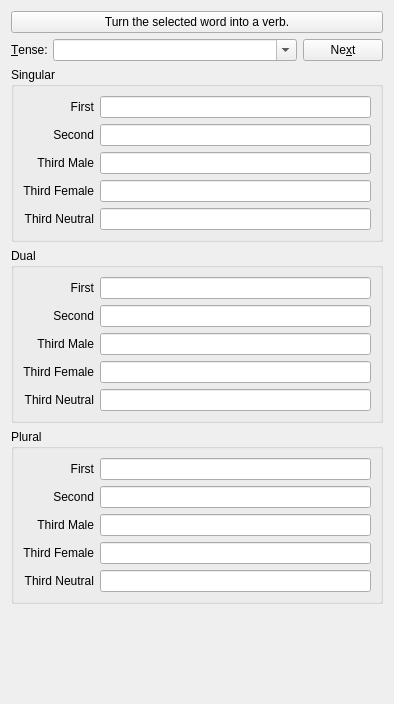
The window that src/entry-dialogs/conjugationwidget.ui (KDE/parley) describes before a commit, drawn with Qt 5.
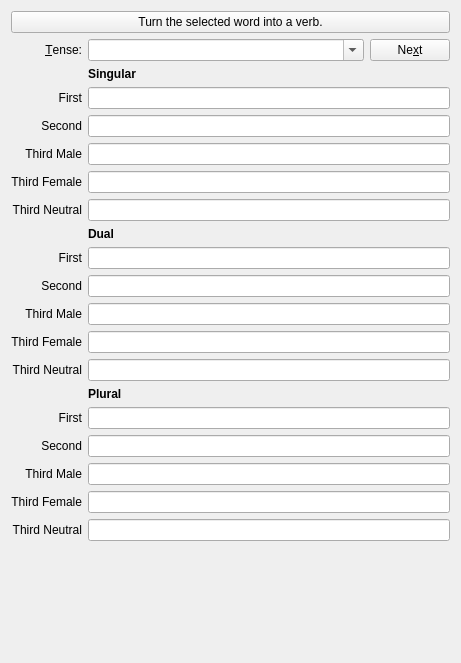
The same window after the commit. Custom widgets are drawn as their Qt base class.

Commit message: clean up the conjugation dock widget

Diff of the .ui file:
```diff
--- a/src/entry-dialogs/conjugationwidget.ui
+++ b/src/entry-dialogs/conjugationwidget.ui
@@ -1,16 +1,16 @@
 <ui version="4.0" >
  <class>ConjugationWidget</class>
- <widget class="QWidget" name="ConjugationWidget" >
-  <property name="geometry" >
+ <widget class="QWidget" name="ConjugationWidget">
+  <property name="geometry">
    <rect>
     <x>0</x>
     <y>0</y>
-    <width>394</width>
-    <height>704</height>
+    <width>461</width>
+    <height>663</height>
    </rect>
   </property>
-  <property name="sizePolicy" >
-   <sizepolicy vsizetype="Fixed" hsizetype="Fixed" >
+  <property name="sizePolicy">
+   <sizepolicy hsizetype="Preferred" vsizetype="Preferred">
     <horstretch>0</horstretch>
     <verstretch>0</verstretch>
    </sizepolicy>
@@ -40,71 +40,13 @@
      <property name="spacing" >
       <number>6</number>
      </property>
-     <item row="0" column="0" >
-      <widget class="QLabel" name="tenselabel" >
-       <property name="sizePolicy" >
-        <sizepolicy vsizetype="Preferred" hsizetype="Preferred" >
-         <horstretch>0</horstretch>
-         <verstretch>0</verstretch>
-        </sizepolicy>
-       </property>
-       <property name="text" >
-        <string>&amp;Tense:</string>
-       </property>
-       <property name="buddy" >
-        <cstring>tenseComboBox</cstring>
-       </property>
-      </widget>
-     </item>
-     <item row="0" column="2" >
-      <widget class="QPushButton" name="nextTenseButton" >
-       <property name="sizePolicy" >
-        <sizepolicy vsizetype="Minimum" hsizetype="Preferred" >
-         <horstretch>0</horstretch>
-         <verstretch>0</verstretch>
-        </sizepolicy>
-       </property>
-       <property name="text" >
-        <string>Ne&amp;xt</string>
-       </property>
-      </widget>
-     </item>
-     <item row="0" column="1" >
-      <widget class="KComboBox" name="tenseComboBox" >
-       <property name="sizePolicy" >
-        <sizepolicy vsizetype="Fixed" hsizetype="Expanding" >
-         <horstretch>0</horstretch>
-         <verstretch>0</verstretch>
-        </sizepolicy>
-       </property>
-       <property name="editable" >
-        <bool>true</bool>
-       </property>
-       <property name="currentIndex" >
-        <number>-1</number>
-       </property>
-       <property name="maxVisibleItems" >
-        <number>20</number>
-       </property>
-      </widget>
-     </item>
     </layout>
    </item>
    <item>
-    <widget class="QGroupBox" name="singularGroupBox" >
-     <property name="sizePolicy" >
-      <sizepolicy vsizetype="Preferred" hsizetype="Preferred" >
-       <horstretch>0</horstretch>
-       <verstretch>0</verstretch>
-      </sizepolicy>
-     </property>
-     <property name="title" >
-      <string>Singular</string>
-     </property>
-     <layout class="QGridLayout" name="_4" >
-      <item row="0" column="0" >
-       <widget class="QLabel" name="singularFirstPersonLabel" >
-        <property name="text" >
+    <layout class="QGridLayout" name="gridLayout">
+     <item row="2" column="0">
+      <widget class="QLabel" name="singularFirstPersonLabel">
+       <property name="text">
          <string>First</string>
         </property>
         <property name="alignment" >
@@ -115,12 +57,19 @@
         </property>
        </widget>
       </item>
-      <item row="0" column="1" >
-       <widget class="KLineEdit" name="singularFirstPersonLineEdit" />
-      </item>
-      <item row="1" column="0" >
-       <widget class="QLabel" name="singularSecondPersonLabel" >
-        <property name="text" >
+     <item row="2" column="1" colspan="2">
+      <widget class="KLineEdit" name="singularFirstPersonLineEdit">
+       <property name="sizePolicy">
+        <sizepolicy hsizetype="Expanding" vsizetype="Preferred">
+         <horstretch>0</horstretch>
+         <verstretch>0</verstretch>
+        </sizepolicy>
+       </property>
+      </widget>
+     </item>
+     <item row="3" column="0">
+      <widget class="QLabel" name="singularSecondPersonLabel">
+       <property name="text">
          <string>Second</string>
         </property>
         <property name="alignment" >
@@ -131,12 +80,19 @@
         </property>
        </widget>
       </item>
-      <item row="1" column="1" >
-       <widget class="KLineEdit" name="singularSecondPersonLineEdit" />
-      </item>
-      <item row="2" column="0" >
-       <widget class="QLabel" name="singularThirdMalePersonLabel" >
-        <property name="text" >
+     <item row="3" column="1" colspan="2">
+      <widget class="KLineEdit" name="singularSecondPersonLineEdit">
+       <property name="sizePolicy">
+        <sizepolicy hsizetype="Expanding" vsizetype="Preferred">
+         <horstretch>0</horstretch>
+         <verstretch>0</verstretch>
+        </sizepolicy>
+       </property>
+      </widget>
+     </item>
+     <item row="4" column="0">
+      <widget class="QLabel" name="singularThirdMalePersonLabel">
+       <property name="text">
          <string>Third Male</string>
         </property>
         <property name="alignment" >
@@ -147,12 +103,12 @@
         </property>
        </widget>
       </item>
-      <item row="2" column="1" >
-       <widget class="KLineEdit" name="singularThirdMalePersonLineEdit" />
-      </item>
-      <item row="3" column="0" >
-       <widget class="QLabel" name="singularThirdFemalePersonLabel" >
-        <property name="text" >
+     <item row="4" column="1" colspan="2">
+      <widget class="KLineEdit" name="singularThirdMalePersonLineEdit"/>
+     </item>
+     <item row="5" column="0">
+      <widget class="QLabel" name="singularThirdFemalePersonLabel">
+       <property name="text">
          <string>Third Female</string>
         </property>
         <property name="alignment" >
@@ -163,12 +119,12 @@
         </property>
        </widget>
       </item>
-      <item row="3" column="1" >
-       <widget class="KLineEdit" name="singularThirdFemalePersonLineEdit" />
-      </item>
-      <item row="4" column="0" >
-       <widget class="QLabel" name="singularThirdNeutralPersonLabel" >
-        <property name="text" >
+     <item row="5" column="1" colspan="2">
+      <widget class="KLineEdit" name="singularThirdFemalePersonLineEdit"/>
+     </item>
+     <item row="6" column="0">
+      <widget class="QLabel" name="singularThirdNeutralPersonLabel">
+       <property name="text">
          <string>Third Neutral</string>
         </property>
         <property name="alignment" >
@@ -179,21 +135,12 @@
         </property>
        </widget>
       </item>
-      <item row="4" column="1" >
-       <widget class="KLineEdit" name="singularThirdNeutralPersonLineEdit" />
-      </item>
-     </layout>
-    </widget>
-   </item>
-   <item>
-    <widget class="QGroupBox" name="dualGroupBox" >
-     <property name="title" >
-      <string>Dual</string>
-     </property>
-     <layout class="QGridLayout" name="_2" >
-      <item row="0" column="0" >
-       <widget class="QLabel" name="dualFirstPersonLabel" >
-        <property name="text" >
+     <item row="6" column="1" colspan="2">
+      <widget class="KLineEdit" name="singularThirdNeutralPersonLineEdit"/>
+     </item>
+     <item row="9" column="0">
+      <widget class="QLabel" name="dualFirstPersonLabel">
+       <property name="text">
          <string>First</string>
         </property>
         <property name="alignment" >
@@ -204,12 +151,12 @@
         </property>
        </widget>
       </item>
-      <item row="0" column="1" >
-       <widget class="KLineEdit" name="dualFirstPersonLineEdit" />
-      </item>
-      <item row="1" column="0" >
-       <widget class="QLabel" name="dualSecondPersonLabel" >
-        <property name="text" >
+     <item row="9" column="1" colspan="2">
+      <widget class="KLineEdit" name="dualFirstPersonLineEdit"/>
+     </item>
+     <item row="10" column="0">
+      <widget class="QLabel" name="dualSecondPersonLabel">
+       <property name="text">
          <string>Second</string>
         </property>
         <property name="alignment" >
@@ -220,12 +167,12 @@
         </property>
        </widget>
       </item>
-      <item row="1" column="1" >
-       <widget class="KLineEdit" name="dualSecondPersonLineEdit" />
-      </item>
-      <item row="2" column="0" >
-       <widget class="QLabel" name="dualThirdMalePersonLabel" >
-        <property name="text" >
+     <item row="10" column="1" colspan="2">
+      <widget class="KLineEdit" name="dualSecondPersonLineEdit"/>
+     </item>
+     <item row="11" column="0">
+      <widget class="QLabel" name="dualThirdMalePersonLabel">
+       <property name="text">
          <string>Third Male</string>
         </property>
         <property name="alignment" >
@@ -236,12 +183,9 @@
         </property>
        </widget>
       </item>
-      <item row="2" column="1" >
-       <widget class="KLineEdit" name="dualThirdMalePersonLineEdit" />
-      </item>
-      <item row="3" column="0" >
-       <widget class="QLabel" name="dualThirdFemalePersonLabel" >
-        <property name="text" >
+     <item row="12" column="0">
+      <widget class="QLabel" name="dualThirdFemalePersonLabel">
+       <property name="text">
          <string>Third Female</string>
         </property>
         <property name="alignment" >
@@ -252,12 +196,12 @@
         </property>
        </widget>
       </item>
-      <item row="3" column="1" >
-       <widget class="KLineEdit" name="dualThirdFemalePersonLineEdit" />
-      </item>
-      <item row="4" column="0" >
-       <widget class="QLabel" name="dualThirdNeutralPersonLabel" >
-        <property name="text" >
+     <item row="12" column="1" colspan="2">
+      <widget class="KLineEdit" name="dualThirdFemalePersonLineEdit"/>
+     </item>
+     <item row="13" column="0">
+      <widget class="QLabel" name="dualThirdNeutralPersonLabel">
+       <property name="text">
          <string>Third Neutral</string>
         </property>
         <property name="alignment" >
@@ -268,21 +212,12 @@
         </property>
        </widget>
       </item>
-      <item row="4" column="1" >
-       <widget class="KLineEdit" name="dualThirdNeutralPersonLineEdit" />
-      </item>
-     </layout>
-    </widget>
-   </item>
-   <item>
-    <widget class="QGroupBox" name="pluralGroupBox" >
-     <property name="title" >
-      <string>Plural</string>
-     </property>
-     <layout class="QGridLayout" >
-      <item row="0" column="0" >
-       <widget class="QLabel" name="pluralFirstPersonLabel" >
-        <property name="text" >
+     <item row="13" column="1" colspan="2">
+      <widget class="KLineEdit" name="dualThirdNeutralPersonLineEdit"/>
+     </item>
+     <item row="15" column="0">
+      <widget class="QLabel" name="pluralFirstPersonLabel">
+       <property name="text">
          <string>First</string>
         </property>
         <property name="alignment" >
@@ -293,12 +228,12 @@
         </property>
        </widget>
       </item>
-      <item row="0" column="1" >
-       <widget class="KLineEdit" name="pluralFirstPersonLineEdit" />
-      </item>
-      <item row="1" column="0" >
-       <widget class="QLabel" name="pluralSecondPersonLabel" >
-        <property name="text" >
+     <item row="15" column="1" colspan="2">
+      <widget class="KLineEdit" name="pluralFirstPersonLineEdit"/>
+     </item>
+     <item row="16" column="0">
+      <widget class="QLabel" name="pluralSecondPersonLabel">
+       <property name="text">
          <string>Second</string>
         </property>
         <property name="alignment" >
@@ -309,12 +244,12 @@
         </property>
        </widget>
       </item>
-      <item row="1" column="1" >
-       <widget class="KLineEdit" name="pluralSecondPersonLineEdit" />
-      </item>
-      <item row="2" column="0" >
-       <widget class="QLabel" name="pluralThirdMalePersonLabel" >
-        <property name="text" >
+     <item row="16" column="1" colspan="2">
+      <widget class="KLineEdit" name="pluralSecondPersonLineEdit"/>
+     </item>
+     <item row="17" column="0">
+      <widget class="QLabel" name="pluralThirdMalePersonLabel">
+       <property name="text">
          <string>Third Male</string>
         </property>
         <property name="alignment" >
@@ -325,12 +260,15 @@
         </property>
        </widget>
       </item>
-      <item row="2" column="1" >
-       <widget class="KLineEdit" name="pluralThirdMalePersonLineEdit" />
-      </item>
-      <item row="3" column="0" >
-       <widget class="QLabel" name="pluralThirdFemalePersonLabel" >
-        <property name="text" >
+     <item row="11" column="1" colspan="2">
+      <widget class="KLineEdit" name="dualThirdMalePersonLineEdit"/>
+     </item>
+     <item row="17" column="1" colspan="2">
+      <widget class="KLineEdit" name="pluralThirdMalePersonLineEdit"/>
+     </item>
+     <item row="18" column="0">
+      <widget class="QLabel" name="pluralThirdFemalePersonLabel">
+       <property name="text">
          <string>Third Female</string>
         </property>
         <property name="alignment" >
@@ -341,12 +279,15 @@
         </property>
        </widget>
       </item>
-      <item row="3" column="1" >
-       <widget class="KLineEdit" name="pluralThirdFemalePersonLineEdit" />
-      </item>
-      <item row="4" column="0" >
-       <widget class="QLabel" name="pluralThirdNeutralPersonLabel" >
-        <property name="text" >
+     <item row="18" column="1" colspan="2">
+      <widget class="KLineEdit" name="pluralThirdFemalePersonLineEdit"/>
+     </item>
+     <item row="19" column="1" colspan="2">
+      <widget class="KLineEdit" name="pluralThirdNeutralPersonLineEdit"/>
+     </item>
+     <item row="19" column="0">
+      <widget class="QLabel" name="pluralThirdNeutralPersonLabel">
+       <property name="text">
          <string>Third Neutral</string>
         </property>
         <property name="alignment" >
@@ -357,11 +298,115 @@
         </property>
        </widget>
       </item>
-      <item row="4" column="1" >
-       <widget class="KLineEdit" name="pluralThirdNeutralPersonLineEdit" />
-      </item>
-     </layout>
-    </widget>
+     <item row="0" column="1">
+      <widget class="KComboBox" name="tenseComboBox">
+       <property name="sizePolicy">
+        <sizepolicy hsizetype="Expanding" vsizetype="Fixed">
+         <horstretch>0</horstretch>
+         <verstretch>0</verstretch>
+        </sizepolicy>
+       </property>
+       <property name="editable">
+        <bool>true</bool>
+       </property>
+       <property name="currentIndex">
+        <number>-1</number>
+       </property>
+       <property name="maxVisibleItems">
+        <number>20</number>
+       </property>
+      </widget>
+     </item>
+     <item row="0" column="2">
+      <widget class="QPushButton" name="nextTenseButton">
+       <property name="sizePolicy">
+        <sizepolicy hsizetype="Preferred" vsizetype="Minimum">
+         <horstretch>0</horstretch>
+         <verstretch>0</verstretch>
+        </sizepolicy>
+       </property>
+       <property name="text">
+        <string>Ne&amp;xt</string>
+       </property>
+      </widget>
+     </item>
+     <item row="0" column="0">
+      <widget class="QLabel" name="tenselabel">
+       <property name="sizePolicy">
+        <sizepolicy hsizetype="Preferred" vsizetype="Preferred">
+         <horstretch>0</horstretch>
+         <verstretch>0</verstretch>
+        </sizepolicy>
+       </property>
+       <property name="text">
+        <string>&amp;Tense:</string>
+       </property>
+       <property name="alignment">
+        <set>Qt::AlignRight|Qt::AlignTrailing|Qt::AlignVCenter</set>
+       </property>
+       <property name="buddy">
+        <cstring>tenseComboBox</cstring>
+       </property>
+      </widget>
+     </item>
+     <item row="1" column="1">
+      <widget class="QLabel" name="singularLabel">
+       <property name="font">
+        <font>
+         <weight>75</weight>
+         <bold>true</bold>
+        </font>
+       </property>
+       <property name="text">
+        <string>Singular</string>
+       </property>
+       <property name="alignment">
+        <set>Qt::AlignLeading|Qt::AlignLeft|Qt::AlignVCenter</set>
+       </property>
+       <property name="buddy">
+        <cstring>singularFirstPersonLineEdit</cstring>
+       </property>
+      </widget>
+     </item>
+     <item row="7" column="1">
+      <widget class="QLabel" name="dualLabel">
+       <property name="font">
+        <font>
+         <weight>75</weight>
+         <bold>true</bold>
+        </font>
+       </property>
+       <property name="text">
+        <string>Dual</string>
+       </property>
+       <property name="alignment">
+        <set>Qt::AlignLeading|Qt::AlignLeft|Qt::AlignVCenter</set>
+       </property>
+       <property name="buddy">
+        <cstring>singularFirstPersonLineEdit</cstring>
+       </property>
+      </widget>
+     </item>
+     <item row="14" column="1">
+      <widget class="QLabel" name="pluralLabel">
+       <property name="font">
+        <font>
+         <weight>75</weight>
+         <bold>true</bold>
+        </font>
+       </property>
+       <property name="text">
+        <string>Plural</string>
+       </property>
+       <property name="alignment">
+        <set>Qt::AlignLeading|Qt::AlignLeft|Qt::AlignVCenter</set>
+       </property>
+       <property name="buddy">
+        <cstring>singularFirstPersonLineEdit</cstring>
+       </property>
+      </widget>
+     </item>
+    </layout>
    </item>
    <item>
     <spacer name="verticalSpacer" >
@@ -379,16 +424,16 @@
   </layout>
  </widget>
   <customwidgets>
-  <customwidget>
-   <class>KComboBox</class>
-   <extends>QComboBox</extends>
-   <header>kcombobox.h</header>
-  </customwidget>
   <customwidget>
    <class>KLineEdit</class>
    <extends>QLineEdit</extends>
    <header>klineedit.h</header>
   </customwidget>
+  <customwidget>
+   <class>KComboBox</class>
+   <extends>QComboBox</extends>
+   <header>kcombobox.h</header>
+  </customwidget>
  </customwidgets>
  <resources/>
  <connections/>
```
Left out of the diff: 85 changed lines with no effect on the pictures. Lines whose indentation alone changed are shown as unchanged. The commit also changes 2 other files.
